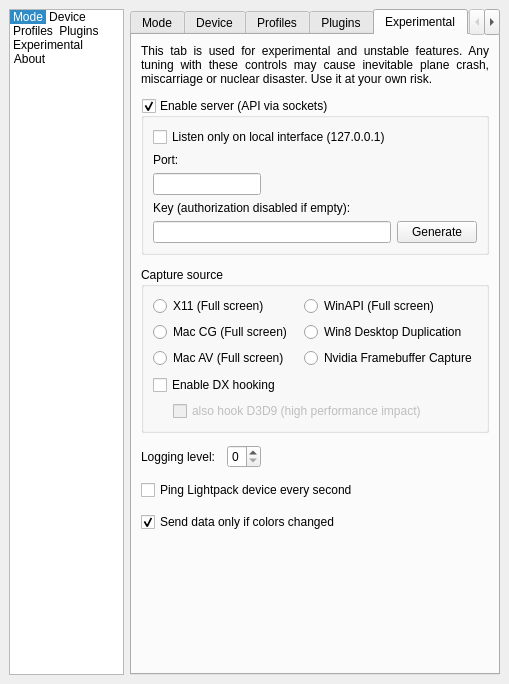
Before: the Qt Designer form Software/src/SettingsWindow.ui in psieg/Lightpack, drawn with Qt 5.
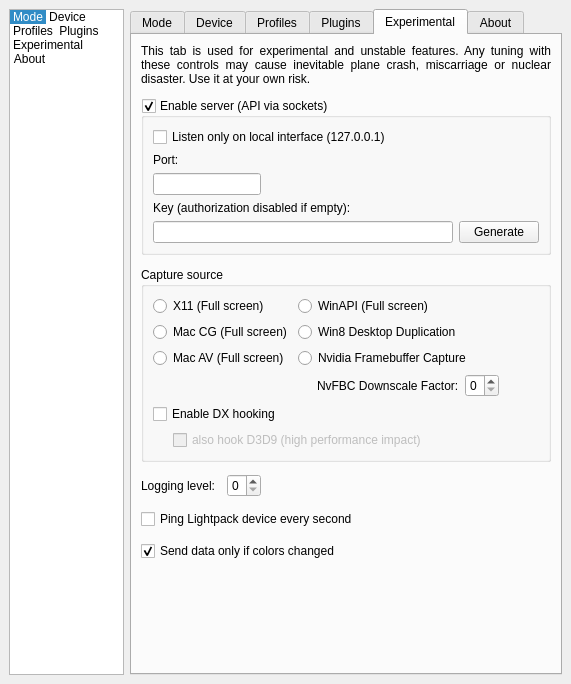
After: the same form once the commit is applied. The open tabs and pages were chosen to show the change. Icons and pictures are not drawn. Custom widgets are drawn as their Qt base class.

Commit message: NvFBC: Add downscale factor spinbox

What changed in the file:
```diff
--- a/Software/src/SettingsWindow.ui
+++ b/Software/src/SettingsWindow.ui
@@ -2659,6 +2659,56 @@
                  </property>
                 </widget>
                </item>
+               <item>
+                 <layout class="QHBoxLayout" name="horizontalLayout_16">
+                   <item>
+                    <spacer name="horizontalSpacer_41">
+                     <property name="orientation">
+                      <enum>Qt::Horizontal</enum>
+                     </property>
+                     <property name="sizeType">
+                      <enum>QSizePolicy::Fixed</enum>
+                     </property>
+                     <property name="sizeHint" stdset="0">
+                      <size>
+                       <width>19</width>
+                       <height>0</height>
+                      </size>
+                     </property>
+                    </spacer>
+                   </item>
+                   <item>
+                   <widget class="QLabel" name="label_NvFBCDownscaleFactor">
+                    <property name="text">
+                     <string>NvFBC Downscale Factor:</string>
+                    </property>
+                    <property name="buddy">
+                     <cstring>spinBox_NvFBCDownscaleFactor</cstring>
+                    </property>
+                   </widget>
+                  </item>
+                  <item>
+                   <widget class="QSpinBox" name="spinBox_NvFBCDownscaleFactor">
+                    <property name="maximum">
+                     <number>4</number>
+                    </property>
+                   </widget>
+                  </item>
+                  <item>
+                   <spacer name="horizontalSpacer_21">
+                    <property name="orientation">
+                     <enum>Qt::Horizontal</enum>
+                    </property>
+                    <property name="sizeHint" stdset="0">
+                     <size>
+                      <width>40</width>
+                      <height>20</height>
+                    </size>
+                   </property>
+                  </spacer>
+                 </item>
+                </layout>
+               </item>
                <item>
                 <spacer name="verticalSpacer">
                  <property name="orientation">
```
The commit also changes 10 other files.
